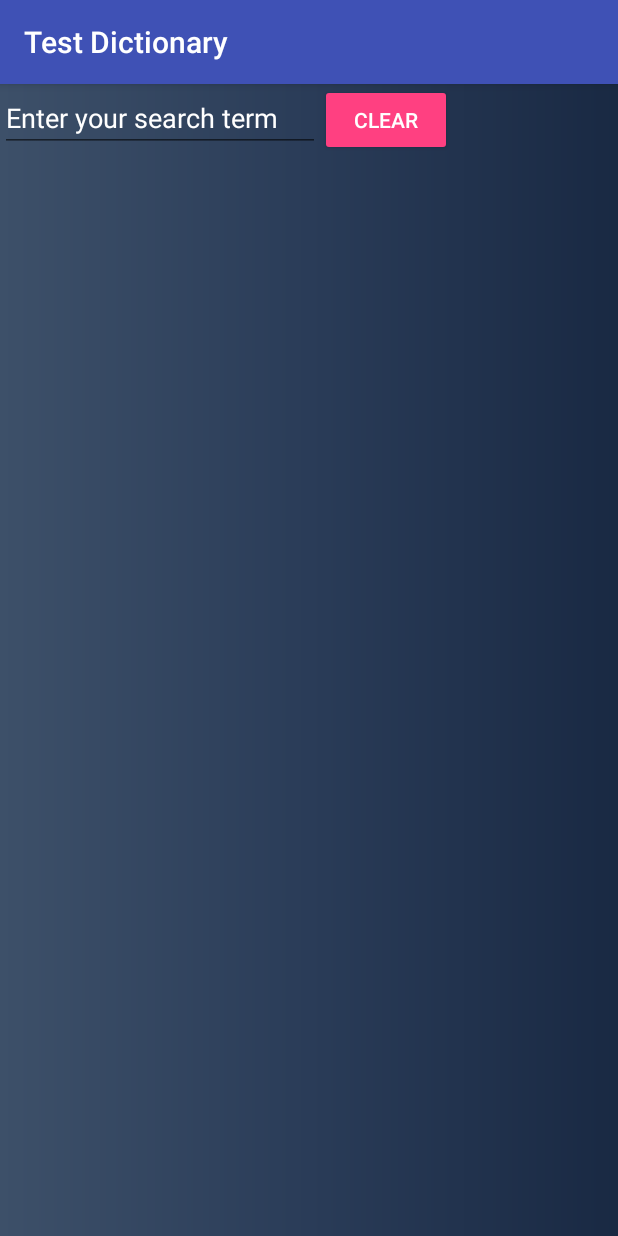
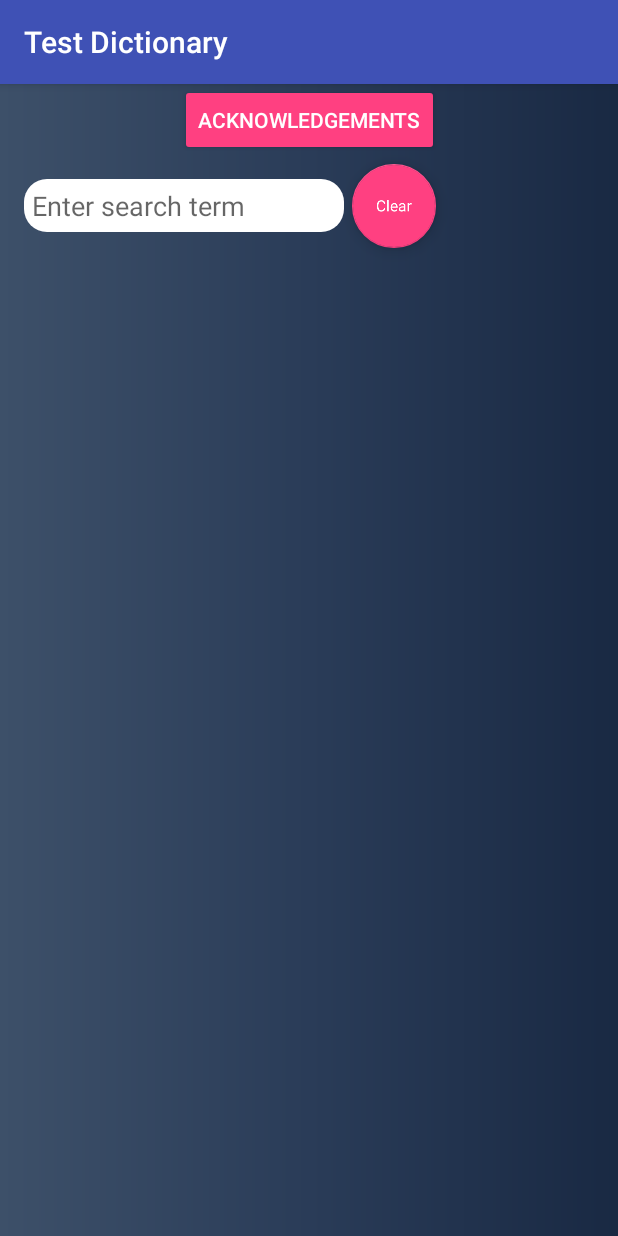
Before and after one commit to aksh4y/CS5520_MAD, an Android app: the DictionaryActivity screen opened directly, with no data from a screen before it, on a phone screen of 412 x 824 dp. Run offline under Robolectric (Android 15) with nearby library versions, the phone set to English and light mode, and no system bars.

Commit message:
Styling and ack

```diff
--- a/app/src/main/AndroidManifest.xml
+++ b/app/src/main/AndroidManifest.xml
@@ -19,7 +19,8 @@
             </intent-filter>
         </activity>
         <activity android:name=".AboutActivity" />
-        <activity android:name=".DictionaryActivity"/>
+        <activity android:name=".DictionaryActivity" />
+        <activity android:name=".AcknowledgementsActivity"></activity>
     </application>
 
 </manifest>
--- a/app/src/main/java/akshaysadarangani/madcourse/neu/edu/numad18s_akshaysadarangani/DictionaryActivity.java
+++ b/app/src/main/java/akshaysadarangani/madcourse/neu/edu/numad18s_akshaysadarangani/DictionaryActivity.java
@@ -2,8 +2,14 @@ package akshaysadarangani.madcourse.neu.edu.numad18s_akshaysadarangani;
 
 
 import android.app.Activity;
+import android.content.Intent;
+import android.graphics.Bitmap;
+import android.graphics.Canvas;
+import android.graphics.Color;
+import android.graphics.Paint;
 import android.media.AudioManager;
 import android.media.ToneGenerator;
+import android.support.design.widget.FloatingActionButton;
 import android.support.v7.app.AppCompatActivity;
 import android.os.Bundle;
 import android.support.v7.widget.LinearLayoutManager;
@@ -21,13 +27,12 @@ public class DictionaryActivity extends AppCompatActivity {
 
     Search search;
     InputStream inputStream;
-    Button clear;
+    Button ack;
     EditText txt;
     ArrayList<String> data;
-    private RecyclerView mRecyclerView;
     private RecyclerView.Adapter mAdapter;
-    private RecyclerView.LayoutManager mLayoutManager;
     ToneGenerator toneGen1;
+    FloatingActionButton fab;
 
 
     @Override
@@ -36,14 +41,16 @@ public class DictionaryActivity extends AppCompatActivity {
         setContentView(R.layout.activity_dictionary);
         this.setTitle(getResources().getString(R.string.title_activity_dictionary));   // Change title
 
-        mRecyclerView = findViewById(R.id.list);
+        RecyclerView mRecyclerView = findViewById(R.id.list);
+        fab = findViewById(R.id.floatingActionButton);
+        ack = findViewById(R.id.acknowledgement);
 
         // use this setting to improve performance if you know that changes
         // in content do not change the layout size of the RecyclerView
         mRecyclerView.setHasFixedSize(true);
 
         // use a linear layout manager
-        mLayoutManager = new LinearLayoutManager(this);
+        RecyclerView.LayoutManager  mLayoutManager = new LinearLayoutManager(this);
         mRecyclerView.setLayoutManager(mLayoutManager);
 
         data = new ArrayList<>();
@@ -54,15 +61,22 @@ public class DictionaryActivity extends AppCompatActivity {
 
         inputStream = getResources().openRawResource(R.raw.wordlist);
         search = new Search(inputStream);
-        clear = findViewById(R.id.clear);
         txt = findViewById(R.id.searchTerm);
-        clear.setOnClickListener(new View.OnClickListener() {
+        fab.setOnClickListener(new View.OnClickListener() {
             @Override
             public void onClick(View v) {
                 clearFocus();
                 data.clear();
                 mAdapter.notifyDataSetChanged();
 
+            }
+        });
+
+        ack.setOnClickListener(new View.OnClickListener() {
+            @Override
+            public void onClick(View v) {
+                Intent intent = new Intent(DictionaryActivity.this, AcknowledgementsActivity.class);
+                startActivity(intent);
             }
         });
 
@@ -87,7 +101,27 @@ public class DictionaryActivity extends AppCompatActivity {
 
             }
         });
+
+        fab.setImageBitmap(textAsBitmap("Clear", 40, Color.WHITE));
+
     }
+
+    //method to convert your text to image
+    public static Bitmap textAsBitmap(String text, float textSize, int textColor) {
+        Paint paint = new Paint(Paint.ANTI_ALIAS_FLAG);
+        paint.setTextSize(textSize);
+        paint.setColor(textColor);
+        paint.setTextAlign(Paint.Align.LEFT);
+        float baseline = -paint.ascent(); // ascent() is negative
+        int width = (int) (paint.measureText(text) + 0.0f); // round
+        int height = (int) (baseline + paint.descent() + 0.0f);
+        Bitmap image = Bitmap.createBitmap(width, height, Bitmap.Config.ARGB_8888);
+
+        Canvas canvas = new Canvas(image);
+        canvas.drawText(text, 0, baseline, paint);
+        return image;
+    }
+
     public void clearFocus() {
         txt.setText("");
         txt.clearFocus();
--- a/app/src/main/java/akshaysadarangani/madcourse/neu/edu/numad18s_akshaysadarangani/Search.java
+++ b/app/src/main/java/akshaysadarangani/madcourse/neu/edu/numad18s_akshaysadarangani/Search.java
@@ -1,5 +1,7 @@
 package akshaysadarangani.madcourse.neu.edu.numad18s_akshaysadarangani;
 
+import android.os.AsyncTask;
+import android.util.Log;
 import java.io.BufferedReader;
 import java.io.InputStream;
 import java.io.InputStreamReader;
@@ -8,22 +10,47 @@ import java.util.HashSet;
 public class Search {
 
     private static HashSet<String> set;
+    private static InputStream inputStream;
 
     Search(InputStream is) {
         set = new HashSet<>();
-        loadWords(is);
+        inputStream = is;
+        new LoadDictionary().execute();
     }
 
-    private static void loadWords(InputStream inputStream) {
+    /** Class loads wordlist.txt and creates a HashSet out of it for constant time check.
+     *  This happens in the background so that the user does not face any delays and the conversion time
+     *  is super quick and unnoticeable to the user */
+    static class LoadDictionary extends AsyncTask<Void, Integer, String>
+    {
+        String TAG = getClass().getSimpleName();
+
+        @Override
+        protected String doInBackground(Void... voids) {
             try {
                 BufferedReader f = new BufferedReader(new InputStreamReader(inputStream));
-            String word = null;
+                String word;
                 while ((word = f.readLine())!=null) {
                     set.add(word);
                 }
             } catch (Exception e) {
-            System.err.println("Unable to read words from words.txt");
+                Log.e(TAG,"Unable to read words from wordlist.txt");
                 // continue with empty dictionary
+            }
+            return null;
+        }
+
+        protected void onPreExecute (){
+            super.onPreExecute();
+        }
+
+        protected void onProgressUpdate(Integer...a){
+            super.onProgressUpdate(a);
+        }
+
+        protected void onPostExecute(String result) {
+            super.onPostExecute(result);
+
         }
     }
 
--- /dev/null
+++ b/app/src/main/res/drawable/rounded_edittext.xml
@@ -0,0 +1,11 @@
+<?xml version="1.0" encoding="utf-8"?>
+<!--  res/drawable/rounded_edittext.xml -->
+<shape xmlns:android="http://schemas.android.com/apk/res/android"
+    android:shape="rectangle" android:padding="10dp">
+    <solid android:color="#fff"/>
+    <corners
+        android:bottomRightRadius="15dp"
+        android:bottomLeftRadius="15dp"
+        android:topLeftRadius="15dp"
+        android:topRightRadius="15dp"/>
+</shape>
--- a/app/src/main/res/layout/activity_dictionary.xml
+++ b/app/src/main/res/layout/activity_dictionary.xml
@@ -5,36 +5,67 @@
     android:layout_width="match_parent"
     android:layout_height="match_parent"
     android:background="@drawable/gradient"
+    android:paddingLeft="16dp"
+    android:paddingRight="16dp"
     tools:context=".DictionaryActivity">
 
+
     <LinearLayout
+        android:layout_width="0px"
+        android:layout_height="0px"
         android:focusable="true"
         android:focusableInTouchMode="true"
-        android:layout_width="0px"
-        android:layout_height="0px" />
+        android:orientation="vertical">
+
+    </LinearLayout>
+
+    <Button
+        android:id="@+id/acknowledgement"
+        style="@style/Widget.AppCompat.Button.Colored"
+        android:layout_width="wrap_content"
+        android:layout_height="wrap_content"
+        android:text="@string/ack_btn_label"
+        app:layout_constraintEnd_toEndOf="parent"
+        app:layout_constraintHorizontal_bias="0.5"
+        app:layout_constraintStart_toStartOf="parent" />
 
     <EditText
         android:id="@+id/searchTerm"
         android:layout_width="wrap_content"
         android:layout_height="wrap_content"
+        android:layout_marginLeft="5dp"
+        android:layout_marginRight="5dp"
+        android:layout_marginBottom="5dp"
+        android:layout_marginTop="15dp"
         android:layout_weight="1"
+        android:background="@drawable/rounded_edittext"
         android:ems="10"
+        android:hint="@string/search_hint"
         android:inputType="textPersonName"
-        android:textColor="#fff"
-        android:textColorHint="#fff"
-        android:hint="@string/search_hint"/>
+        android:padding="5dip"
+        app:layout_constraintTop_toBottomOf="@id/acknowledgement" />
 
-    <Button style="@style/Widget.AppCompat.Button.Colored"
-        android:id="@+id/clear"
+    <android.support.design.widget.FloatingActionButton
+        android:id="@+id/floatingActionButton"
         android:layout_width="wrap_content"
         android:layout_height="wrap_content"
-        android:text="@string/clear_btn_label"
-        app:layout_constraintLeft_toRightOf="@+id/searchTerm"/>
+        android:layout_weight="1"
+        android:clickable="true"
+        android:focusable="true"
+        android:layout_margin="5dp"
+        app:layout_constraintLeft_toRightOf="@+id/searchTerm"
+        app:layout_constraintTop_toBottomOf="@id/acknowledgement"
+        app:srcCompat="@color/colorAccent" />
+
 
     <android.support.v7.widget.RecyclerView
         android:id="@+id/list"
-        android:layout_width="match_parent"
+        android:layout_width="wrap_content"
         android:layout_height="wrap_content"
+        android:layout_margin="5dp"
         android:textColor="#fff"
-        app:layout_constraintTop_toBottomOf="@+id/clear"/>
+        app:layout_constraintTop_toBottomOf="@+id/floatingActionButton">
+
+    </android.support.v7.widget.RecyclerView>
+
 </android.support.constraint.ConstraintLayout>
--- a/app/src/main/res/layout/activity_main.xml
+++ b/app/src/main/res/layout/activity_main.xml
@@ -17,7 +17,7 @@
             android:id="@+id/about_btn"
             android:layout_width="match_parent"
             android:layout_height="wrap_content"
-            android:layout_margin="30dp"
+            android:layout_margin="20dp"
             android:background="@color/colorAccent"
             android:text="@string/about_btn_label"
             app:layout_constraintBottom_toBottomOf="parent"
@@ -29,7 +29,7 @@
             android:id="@+id/error_btn"
             android:layout_width="match_parent"
             android:layout_height="wrap_content"
-            android:layout_margin="30dp"
+            android:layout_margin="20dp"
             android:background="@color/colorAccent"
             android:text="@string/error_btn_label"
             app:layout_constraintBottom_toBottomOf="parent"
@@ -41,7 +41,7 @@
             android:id="@+id/dictionary_btn"
             android:layout_width="match_parent"
             android:layout_height="wrap_content"
-            android:layout_margin="30dp"
+            android:layout_margin="20dp"
             android:background="@color/colorAccent"
             android:text="@string/dictionary_btn_label"
             app:layout_constraintBottom_toBottomOf="parent"
--- a/app/src/main/res/values/colors.xml
+++ b/app/src/main/res/values/colors.xml
@@ -2,6 +2,6 @@
 <resources>
     <color name="colorPrimary">#3F51B5</color>
     <color name="colorPrimaryDark">#303F9F</color>
-    <color name="colorAccent">#FF4081</color>
+    <color name="colorAccent">#ff4081</color>
     <color name="dark_bg">#1c1b1b</color>
 </resources>
--- a/app/src/main/res/values/strings.xml
+++ b/app/src/main/res/values/strings.xml
@@ -15,6 +15,9 @@
 
     <!-- Dictionary -->
     <string name="title_activity_dictionary">Test Dictionary</string>
-    <string name="search_hint">Enter your search term</string>
-    <string name="search_title">Enter search term</string>
+    <string name="search_hint">Enter search term</string>
+    <string name="search_title">Search</string>
+    <string name="ack_btn_label">Acknowledgements</string>
+    <string name="ack_url1">https://developer.android.com/guide/topics/ui/layout/recyclerview</string>
+    <string name="ack_title">LINKS</string>
 </resources>
```
Also changed, not shown: app/src/main/java/akshaysadarangani/madcourse/neu/edu/numad18s_akshaysadarangani/AcknowledgementsActivity.java (added, +13 -0 lines), app/src/main/res/layout/activity_acknowledgements.xml (added, +27 -0 lines). Lines whose indentation alone changed are shown as unchanged.
